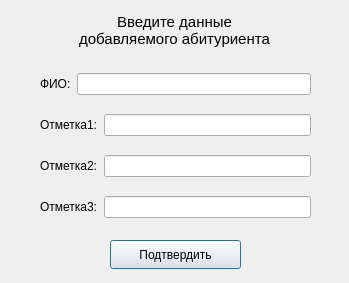
First picture: the form in Lab2/Lab2Task1.1/dialog.ui, repository petrzhal/cpp-labs, before the edit.
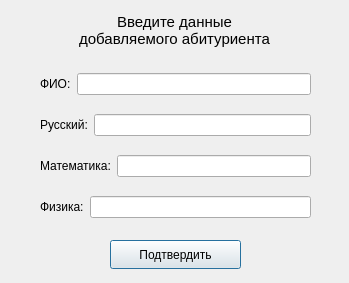
Second picture: the form after the edit.

Patch:
```diff
--- a/Lab2/Lab2Task1.1/dialog.ui
+++ b/Lab2/Lab2Task1.1/dialog.ui
@@ -77,7 +77,7 @@
       <item>
        <widget class="QLabel" name="label_3">
         <property name="text">
-         <string>Отметка1:</string>
+         <string>Русский:</string>
         </property>
        </widget>
       </item>
@@ -91,7 +91,7 @@
       <item>
        <widget class="QLabel" name="label_4">
         <property name="text">
-         <string>Отметка2:</string>
+         <string>Математика:</string>
         </property>
        </widget>
       </item>
@@ -105,7 +105,7 @@
       <item>
        <widget class="QLabel" name="label_5">
         <property name="text">
-         <string>Отметка3:</string>
+         <string>Физика:</string>
         </property>
        </widget>
       </item>
```
Left out of the diff: 6 changed lines with no effect on the pictures.
